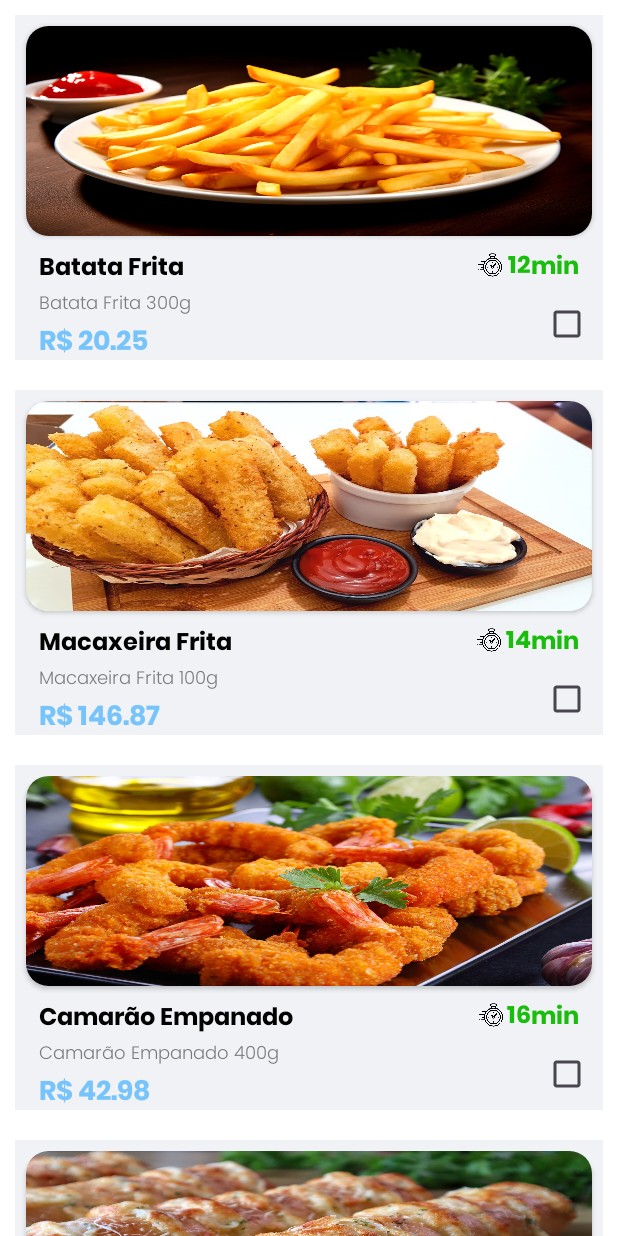
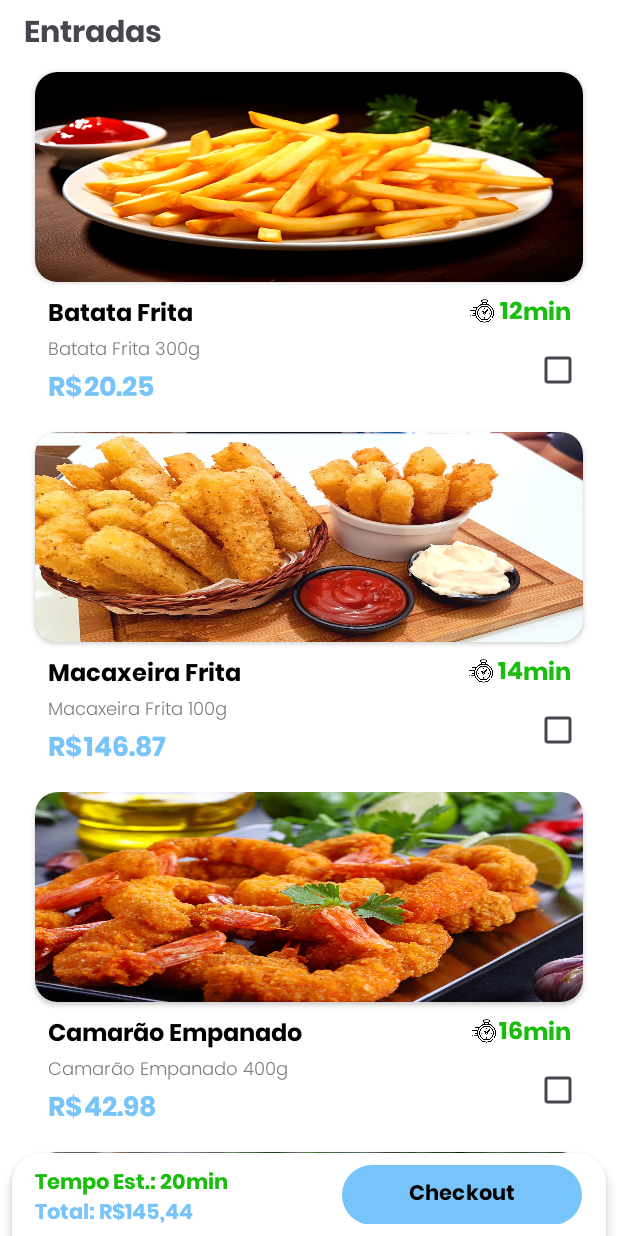
Before and after one commit to viniciusmecosta/menuAndroidJava, an Android app: the fragment StarterFragment shown on its own in the app's theme, on a phone screen of 412 x 824 dp. Run offline under Robolectric (Android 15) with nearby library versions, the phone set to English and light mode, and no system bars.

Commit message:
Implementacao barra inferior checkout menu

```diff
--- a/app/src/main/java/com/vinicius/menu/adapter/FoodAdapter.java
+++ b/app/src/main/java/com/vinicius/menu/adapter/FoodAdapter.java
@@ -28,7 +28,6 @@ public class FoodAdapter extends RecyclerView.Adapter<FoodAdapter.FoodViewHolder
         listItem = FoodItemBinding.inflate(LayoutInflater.from(context),parent,false);
         return new FoodViewHolder(listItem);
     }
-
     @Override
     public void onBindViewHolder(@NonNull FoodViewHolder holder, int position) {
         holder.binding.imgFood.setBackgroundResource(dishList.get(position).getImgFood());
@@ -38,15 +37,12 @@ public class FoodAdapter extends RecyclerView.Adapter<FoodAdapter.FoodViewHolder
         holder.binding.txtFoodTime.setText(String.valueOf(dishList.get(position).getTime()));
 
     }
-
     @Override
     public int getItemCount() {
         return dishList.size();
     }
-
     public static class FoodViewHolder extends RecyclerView.ViewHolder{
         FoodItemBinding binding;
-
         public FoodViewHolder(FoodItemBinding binding) {
             super(binding.getRoot());
             this.binding = binding;
--- /dev/null
+++ b/app/src/main/res/drawable/checkout_bar_background.xml
@@ -0,0 +1,4 @@
+<shape xmlns:android="http://schemas.android.com/apk/res/android">
+    <solid android:color="@color/white"/>
+    <corners android:topLeftRadius="20dp" android:topRightRadius="20dp"/>
+</shape>
--- a/app/src/main/res/layout/activity_main.xml
+++ b/app/src/main/res/layout/activity_main.xml
@@ -7,8 +7,10 @@
     android:layout_marginTop="0dp"
     android:orientation="vertical"
     android:paddingHorizontal="16dp"
+    android:background="@color/white"
     tools:context=".MainActivity">
     <TextView
+        android:background="@color/white"
         android:id="@+id/text_Initial_Title"
         android:layout_width="wrap_content"
         android:layout_height="wrap_content"
@@ -36,6 +38,7 @@
         app:layout_constraintTop_toBottomOf="@+id/text_Initial_Title"
         app:srcCompat="@drawable/hamburger" />
     <TextView
+        android:background="@color/white"
         android:id="@+id/text_Initial_Wel"
         android:layout_width="wrap_content"
         android:layout_height="wrap_content"
@@ -68,6 +71,7 @@
         app:layout_constraintTop_toBottomOf="@+id/img_Initial"
         app:layout_constraintVertical_bias="1.0" />
     <TextView
+        android:background="@color/white"
         android:id="@+id/text_Initial_Sub"
         android:layout_width="wrap_content"
         android:layout_height="wrap_content"
--- a/app/src/main/res/layout/activity_menu.xml
+++ b/app/src/main/res/layout/activity_menu.xml
@@ -7,6 +7,7 @@
     tools:context=".Menu"
     android:orientation="vertical">
     <TextView
+        android:background="@color/white"
         android:id="@+id/text_Menu_Title"
         android:layout_width="match_parent"
         android:layout_height="wrap_content"
@@ -34,7 +35,7 @@
         app:stl_underlineThickness="1dp"
         app:stl_dividerColor="#4D000000"
         app:stl_dividerThickness="1dp"
-        app:stl_defaultTabBackground="?attr/selectableItemBackground"
+        app:stl_defaultTabBackground="@color/white"
         app:stl_defaultTabTextAllCaps="true"
         app:stl_defaultTabTextColor="#FC000000"
         app:stl_defaultTabTextSize="12sp"
--- a/app/src/main/res/layout/food_item.xml
+++ b/app/src/main/res/layout/food_item.xml
@@ -3,11 +3,15 @@
     xmlns:tools="http://schemas.android.com/tools"
     android:layout_width="match_parent"
     android:layout_height="230dp"
-    android:layout_margin="10dp"
+    android:layout_marginStart="16dp"
+    android:layout_marginEnd="16dp"
+    android:layout_marginTop="10dp"
     app:cardCornerRadius="20dp"
-    android:background="@color/greyLight"
+    android:background="@color/white"
     xmlns:app="http://schemas.android.com/apk/res-auto">
+
     <androidx.constraintlayout.widget.ConstraintLayout
+        android:id="@+id/constraintLayout"
         android:layout_width="match_parent"
         android:layout_height="match_parent"
         app:cardBackgroundColor="@color/greyLight"
@@ -16,6 +20,7 @@
         app:layout_constraintStart_toStartOf="parent"
         app:layout_constraintTop_toTopOf="parent"
         app:layout_constraintVertical_bias="0.0">
+
         <androidx.cardview.widget.CardView
             android:id="@+id/containerImg"
             android:layout_width="match_parent"
@@ -28,6 +33,7 @@
             app:cardCornerRadius="15dp"
             app:layout_constraintStart_toStartOf="parent"
             app:layout_constraintTop_toTopOf="parent">
+
             <ImageView
                 android:id="@+id/imgFood"
                 android:layout_width="match_parent"
@@ -37,6 +43,7 @@
 
             </ImageView>
         </androidx.cardview.widget.CardView>
+
         <TextView
             android:id="@+id/txt_food_Name"
             android:layout_width="wrap_content"
@@ -53,7 +60,8 @@
             app:layout_constraintHorizontal_bias="0.0"
             app:layout_constraintStart_toStartOf="parent"
             app:layout_constraintTop_toBottomOf="@+id/containerImg"
-            app:layout_constraintVertical_bias="0.078"></TextView>
+            app:layout_constraintVertical_bias="0.078" />
+
         <TextView
             android:id="@+id/txt_food_description"
             android:layout_width="wrap_content"
@@ -67,6 +75,7 @@
             app:layout_constraintStart_toStartOf="parent"
             app:layout_constraintTop_toBottomOf="@+id/containerImg"
             app:layout_constraintVertical_bias="0.571"></TextView>
+
         <TextView
             android:id="@+id/txt_food_price"
             android:layout_width="100dp"
@@ -78,8 +87,8 @@
             app:layout_constraintEnd_toEndOf="parent"
             app:layout_constraintHorizontal_bias="0.143"
             app:layout_constraintStart_toStartOf="parent"
-            app:layout_constraintTop_toBottomOf="@+id/txt_food_description">
-        </TextView>
+            app:layout_constraintTop_toBottomOf="@+id/txt_food_description"></TextView>
+
         <CheckBox
             android:id="@+id/checkBoxDIsh"
             android:layout_width="wrap_content"
@@ -93,6 +102,7 @@
             app:layout_constraintStart_toStartOf="parent"
             app:layout_constraintTop_toBottomOf="@+id/txt_food_mim"
             app:layout_constraintVertical_bias="1.0" />
+
         <TextView
             android:id="@+id/txt_food_time"
             android:layout_width="wrap_content"
@@ -108,8 +118,8 @@
             app:layout_constraintHorizontal_bias="1.0"
             app:layout_constraintStart_toStartOf="parent"
             app:layout_constraintTop_toBottomOf="@+id/containerImg"
-            app:layout_constraintVertical_bias="1.0">
-        </TextView>
+            app:layout_constraintVertical_bias="1.0"></TextView>
+
         <TextView
             android:id="@+id/txt_food_mim"
             android:layout_width="wrap_content"
@@ -122,8 +132,8 @@
             app:layout_constraintEnd_toEndOf="parent"
             app:layout_constraintHorizontal_bias="0.955"
             app:layout_constraintStart_toStartOf="parent"
-            app:layout_constraintTop_toBottomOf="@+id/containerImg">
-        </TextView>
+            app:layout_constraintTop_toBottomOf="@+id/containerImg"></TextView>
+
         <TextView
             android:id="@+id/textView"
             android:layout_width="wrap_content"
@@ -137,6 +147,7 @@
             app:layout_constraintHorizontal_bias="0.0"
             app:layout_constraintStart_toStartOf="parent"
             app:layout_constraintTop_toBottomOf="@+id/txt_food_description" />
+
         <ImageView
             android:id="@+id/img_Time"
             android:layout_width="16dp"
@@ -150,5 +161,7 @@
             app:layout_constraintTop_toBottomOf="@+id/containerImg"
             app:layout_constraintVertical_bias="0.0"
             app:srcCompat="@drawable/clock" />
+
+
     </androidx.constraintlayout.widget.ConstraintLayout>
 </androidx.constraintlayout.widget.ConstraintLayout>
--- a/app/src/main/res/layout/fragment_starter.xml
+++ b/app/src/main/res/layout/fragment_starter.xml
@@ -1,5 +1,5 @@
-<?xml version="1.0" encoding="utf-8"?>
 <LinearLayout xmlns:android="http://schemas.android.com/apk/res/android"
+    xmlns:app="http://schemas.android.com/apk/res-auto"
     xmlns:tools="http://schemas.android.com/tools"
     android:layout_width="match_parent"
     android:layout_height="match_parent"
@@ -7,11 +7,134 @@
     android:orientation="vertical"
     android:background="@color/white">
 
+    <TextView
+        android:id="@+id/tvEntradas"
+        android:fontFamily="@font/poppins_bold"
+        android:layout_width="match_parent"
+        android:layout_height="25dp"
+        android:text="Entradas"
+        android:textAlignment="textStart"
+        android:textSize="20sp"
+        android:layout_marginStart="16dp"
+        android:layout_marginTop="5dp"
+
+/>
+
     <androidx.recyclerview.widget.RecyclerView
         android:id="@+id/recycle_View_Starter"
         android:layout_width="match_parent"
-        android:layout_height="match_parent">
-
+        android:layout_height="0dp"
+        android:layout_weight="1">
     </androidx.recyclerview.widget.RecyclerView>
 
+    <androidx.constraintlayout.widget.ConstraintLayout
+        android:layout_marginStart="8dp"
+        android:layout_marginEnd="8dp"
+        android:id="@+id/barra_checkout"
+        android:layout_width="match_parent"
+        android:layout_height="55dp"
+        android:background="@drawable/checkout_bar_background"
+        android:elevation="4dp"
+        android:padding="8dp">
+
+        <TextView
+            android:id="@+id/txt_time_est"
+            android:layout_width="wrap_content"
+            android:layout_height="24dp"
+            android:fontFamily="@font/poppins_bold"
+            android:text="Tempo Est.:"
+            android:textAlignment="textEnd"
+            android:textColor="@color/green"
+            app:layout_constraintBottom_toBottomOf="parent"
+            app:layout_constraintEnd_toEndOf="parent"
+            app:layout_constraintHorizontal_bias="0.024"
+            app:layout_constraintStart_toStartOf="parent"
+            app:layout_constraintTop_toTopOf="parent"
+            app:layout_constraintVertical_bias="0.0">
+
+        </TextView>
+
+        <TextView
+            android:id="@+id/txt_time"
+            android:layout_width="wrap_content"
+            android:layout_height="24dp"
+            android:layout_marginEnd="192dp"
+            android:fontFamily="@font/poppins_bold"
+            android:text=" 20"
+            android:textColor="@color/green"
+            app:layout_constraintBottom_toBottomOf="parent"
+            app:layout_constraintEnd_toEndOf="parent"
+            app:layout_constraintHorizontal_bias="0.0"
+            app:layout_constraintStart_toEndOf="@+id/txt_time_est"
+            app:layout_constraintTop_toTopOf="parent"
+            app:layout_constraintVertical_bias="0.0">
+
+
+        </TextView>
+
+        <TextView
+            android:id="@+id/txt_min"
+            android:layout_width="wrap_content"
+            android:layout_height="24dp"
+            android:fontFamily="@font/poppins_bold"
+            android:text="min"
+            android:textColor="@color/green"
+            app:layout_constraintBottom_toBottomOf="parent"
+            app:layout_constraintEnd_toEndOf="parent"
+            app:layout_constraintHorizontal_bias="0.0"
+            app:layout_constraintStart_toEndOf="@+id/txt_time"
+            app:layout_constraintTop_toTopOf="parent"
+            app:layout_constraintVertical_bias="0.0">
+
+
+        </TextView>
+
+        <TextView
+            android:id="@+id/txt_price_total"
+            android:layout_width="wrap_content"
+            android:layout_height="24dp"
+            android:layout_marginTop="20dp"
+            android:fontFamily="@font/poppins_bold"
+            android:text="145,44"
+            android:textColor="@color/colorPrimary"
+            app:layout_constraintEnd_toStartOf="@+id/btnCheckout"
+            app:layout_constraintHorizontal_bias="0.0"
+            app:layout_constraintStart_toEndOf="@+id/txt_price"
+            app:layout_constraintTop_toTopOf="parent">
+
+
+        </TextView>
+
+        <TextView
+            android:id="@+id/txt_price"
+            android:layout_width="wrap_content"
+            android:layout_height="24dp"
+            android:layout_marginTop="20dp"
+            android:fontFamily="@font/poppins_bold"
+            android:text="Total: R$"
+            android:textAlignment="textEnd"
+            android:textColor="@color/colorPrimary"
+            app:layout_constraintEnd_toEndOf="parent"
+            app:layout_constraintHorizontal_bias="0.023"
+            app:layout_constraintStart_toStartOf="parent"
+            app:layout_constraintTop_toTopOf="parent">
+
+        </TextView>
+
+        <Button
+            android:id="@+id/btnCheckout"
+            android:layout_width="160dp"
+            android:layout_height="48dp"
+            android:layout_marginEnd="8dp"
+            android:fontFamily="@font/poppins_bold"
+            android:text="Checkout"
+            android:textColor="@color/black"
+            app:layout_constraintBottom_toBottomOf="parent"
+            app:layout_constraintEnd_toEndOf="parent"
+            app:layout_constraintHorizontal_bias="1.0"
+            app:layout_constraintStart_toStartOf="parent"
+            app:layout_constraintTop_toTopOf="parent"
+            app:layout_constraintVertical_bias="0.555" />
+
+    </androidx.constraintlayout.widget.ConstraintLayout>
 </LinearLayout>
```
Also changed, not shown: app/src/main/res/layout/fragment_dessert.xml (+19 -10 lines), app/src/main/res/layout/fragment_drinks.xml (+18 -9 lines), app/src/main/res/layout/fragment_main_course.xml (+18 -9 lines).
